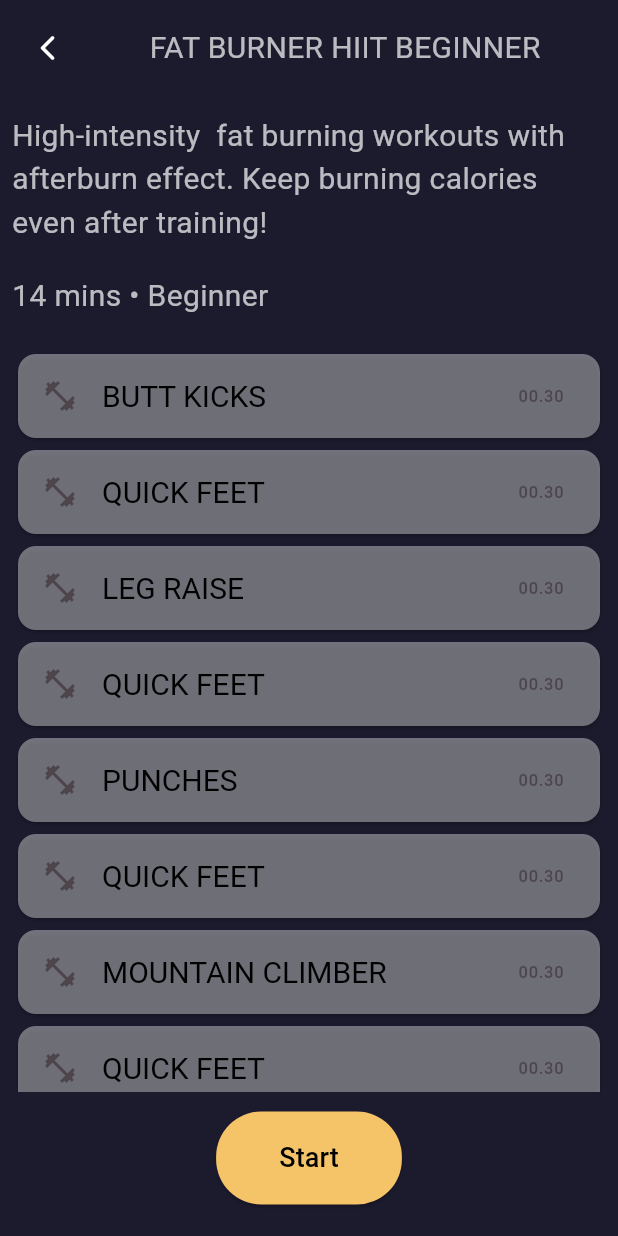
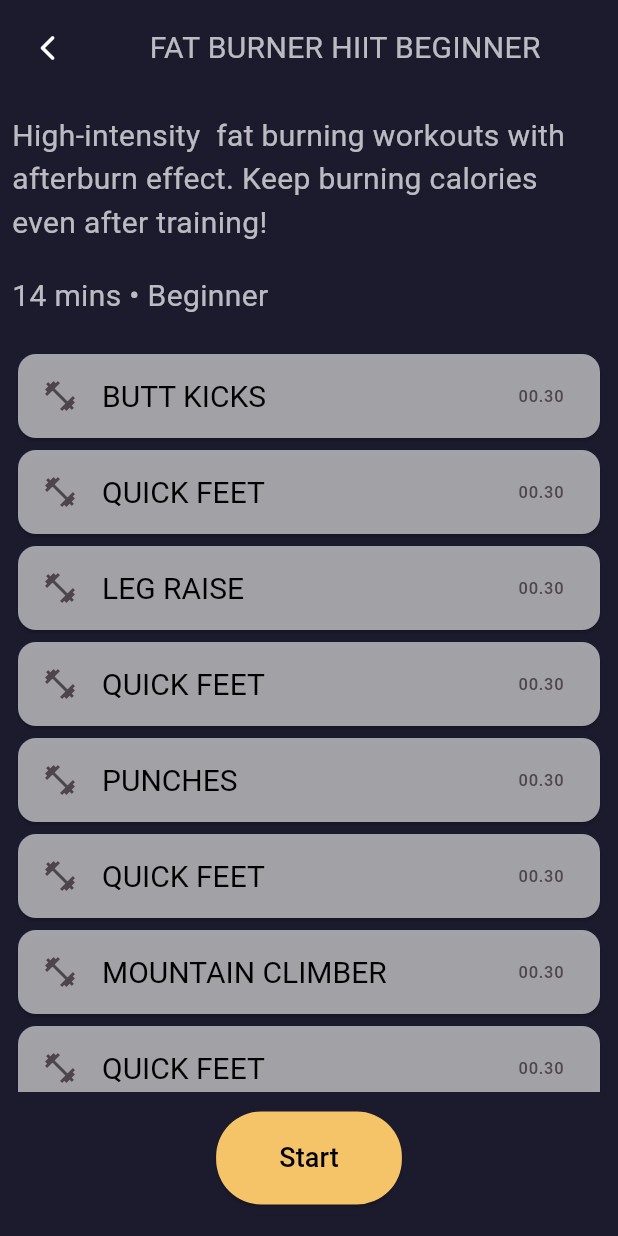
Before and after one commit to abhishekchauhan2204/fitness_app_sample, a Flutter app: the FatBurnerScreen screen opened directly, on a phone screen of 412 x 824 dp. Run offline on Flutter 3.47's test engine with Material 3 defaults, Android fonts, the phone set to English and light mode, and no system bars; our stand-ins replace animated_toggle_switch, cloud_firestore, firebase_auth, firebase_core, table_calendar; accounts and stored records are empty.

Commit message:
by Abhishek

```diff
--- a/lib/Screen/ProfileScreen/profileinfo.dart
+++ b/lib/Screen/ProfileScreen/profileinfo.dart
@@ -13,7 +13,7 @@ class ProfileInfo extends StatelessWidget {
 
   @override
   Widget build(BuildContext context) {
-    return ListTile(
+    return ListTile(titleTextStyle: TextStyle(fontSize: 20),
       leading: Icon(icon, color: Colors.deepPurple),
       title: Text(title),
       trailing: trailing ?? Icon(Icons.arrow_forward_ios, color: Colors.deepPurple),
--- a/lib/Screen/WorkoutScreen/FatBurnerHiit/Fatburnerworkout/Fatburnerworkout.dart
+++ b/lib/Screen/WorkoutScreen/FatBurnerHiit/Fatburnerworkout/Fatburnerworkout.dart
@@ -21,7 +21,7 @@ class _FatburnerworkoutScreenState extends State<FatburnerworkoutScreen> {
   int workoutIndex = 0;
   Timer? timer;
   late DateTime startTime;
-  final int totalWorkoutDuration = 4 * workoutlist.length; // Total workout duration in seconds (10 minutes)
+  final int totalWorkoutDuration = 1 * workoutlist.length; // Total workout duration in seconds (10 minutes)
 
 
   @override
@@ -40,7 +40,7 @@ class _FatburnerworkoutScreenState extends State<FatburnerworkoutScreen> {
     timer = Timer.periodic(Duration(seconds: 1), (Timer t) {
       setState(() {
         secondsElapsed++;
-        if (secondsElapsed % 4 == 0) {
+        if (secondsElapsed % 1 == 0) {
           workoutIndex = (workoutIndex + 1) % workoutlist.length;
         }
         if (secondsElapsed >= totalWorkoutDuration) {
--- a/lib/Screen/WorkoutScreen/FatBurnerHiit/exercisecard.dart
+++ b/lib/Screen/WorkoutScreen/FatBurnerHiit/exercisecard.dart
@@ -12,7 +12,7 @@ class WorkoutTile extends StatelessWidget {
 
   @override
   Widget build(BuildContext context) {
-    return Card(color: Colors.white38,
+    return Card(color: Colors.white60,
       child: ListTile(titleTextStyle: tb20(),
         leading: Icon(Icons.fitness_center),
         title: Text(name),
--- a/lib/Screen/WorkoutScreen/WarmupScreen/WarmUpScreen.dart
+++ b/lib/Screen/WorkoutScreen/WarmupScreen/WarmUpScreen.dart
@@ -21,7 +21,7 @@ class _WarmupScreenState extends State<WarmupScreen> {
   late DateTime startTime;
   final double speedKmPerSecond =
       0.13461 / 60; // Average speed in km per second
-  final double targetDistance = .11; // Target distance in KM
+  final double targetDistance = .03; // Target distance in KM
 
   @override
   void initState() {
```
